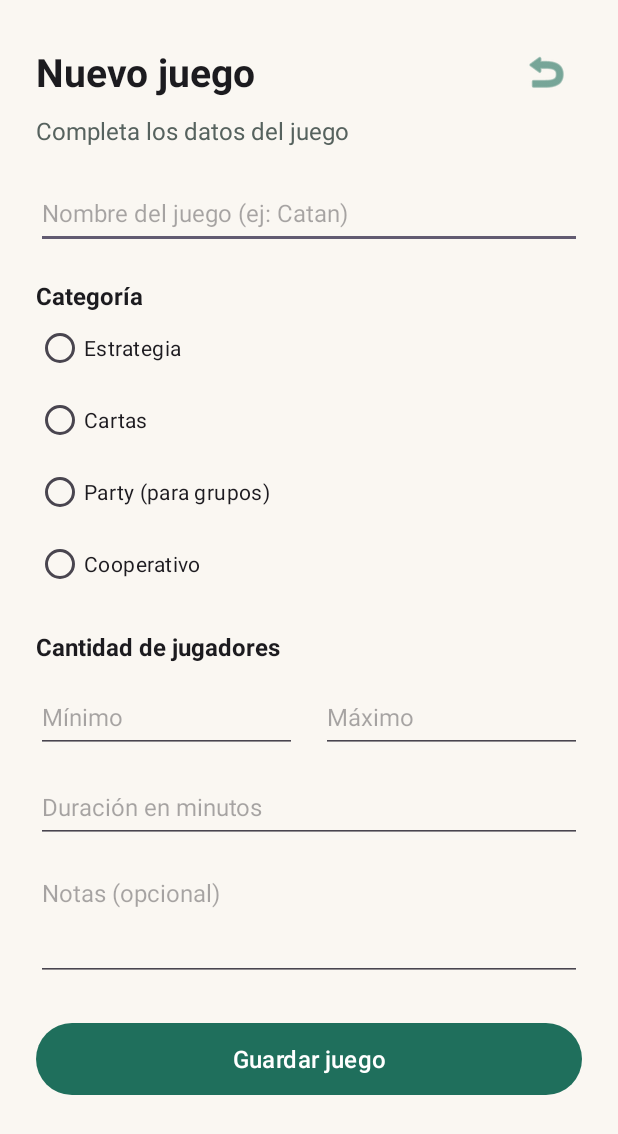
After one commit to enriquejpq/JuegosDeMesa, an Android app: the AgregarActivity screen opened directly, with no data from a screen before it, on a phone screen of 412 x 824 dp. The commit adds this screen. Shown: the top 1134 px of the screen. Run offline under Robolectric (Android 15) with nearby library versions, the phone set to English and light mode, and no system bars.

Commit message:
Pantalla para agregar juego

```diff
--- a/app/src/main/AndroidManifest.xml
+++ b/app/src/main/AndroidManifest.xml
@@ -29,6 +29,10 @@
             android:name=".ListaActivity"
             android:exported="false"
             android:windowSoftInputMode="adjustResize" />
+        <activity
+            android:name=".AgregarActivity"
+            android:exported="false"
+            android:windowSoftInputMode="adjustResize" />
     </application>
 
 </manifest>
--- /dev/null
+++ b/app/src/main/java/com/example/juegosdemesa/AgregarActivity.kt
@@ -0,0 +1,20 @@
+package com.example.juegosdemesa
+
+import android.os.Bundle
+import androidx.activity.enableEdgeToEdge
+import androidx.appcompat.app.AppCompatActivity
+import androidx.core.view.ViewCompat
+import androidx.core.view.WindowInsetsCompat
+
+class AgregarActivity : AppCompatActivity() {
+    override fun onCreate(savedInstanceState: Bundle?) {
+        super.onCreate(savedInstanceState)
+        enableEdgeToEdge()
+        setContentView(R.layout.activity_agregar)
+        ViewCompat.setOnApplyWindowInsetsListener(findViewById(R.id.main)) { v, insets ->
+            val systemBars = insets.getInsets(WindowInsetsCompat.Type.systemBars())
+            v.setPadding(systemBars.left, systemBars.top, systemBars.right, systemBars.bottom)
+            insets
+        }
+    }
+}
--- /dev/null
+++ b/app/src/main/res/layout/activity_agregar.xml
@@ -0,0 +1,171 @@
+<?xml version="1.0" encoding="utf-8"?>
+<!-- Pantalla para agregar un juego. Uso ScrollView porque el formulario es largo. -->
+<ScrollView xmlns:android="http://schemas.android.com/apk/res/android"
+    xmlns:app="http://schemas.android.com/apk/res-auto"
+    xmlns:tools="http://schemas.android.com/tools"
+    android:id="@+id/main"
+    android:layout_width="match_parent"
+    android:layout_height="match_parent"
+    tools:context=".AgregarActivity">
+
+    <!-- Contenedor vertical con el formulario -->
+    <LinearLayout
+        android:layout_width="match_parent"
+        android:layout_height="wrap_content"
+        android:orientation="vertical"
+        android:padding="24dp">
+
+        <!-- Barra con el título y el botón volver -->
+        <LinearLayout
+            android:layout_width="match_parent"
+            android:layout_height="wrap_content"
+            android:orientation="horizontal"
+            android:gravity="center_vertical">
+
+            <TextView
+                android:id="@+id/txtTituloAgregar"
+                android:layout_width="0dp"
+                android:layout_height="wrap_content"
+                android:layout_weight="1"
+                android:text="@string/agregar_titulo"
+                style="@style/EstiloTitulo" />
+
+            <ImageButton
+                android:id="@+id/btnVolverAgregar"
+                android:layout_width="48dp"
+                android:layout_height="48dp"
+                android:src="@android:drawable/ic_menu_revert"
+                android:background="@android:color/transparent"
+                app:tint="@color/primario"
+                android:contentDescription="@string/desc_btn_volver" />
+        </LinearLayout>
+
+        <!-- Subtítulo -->
+        <TextView
+            android:id="@+id/txtSubtituloAgregar"
+            android:layout_width="wrap_content"
+            android:layout_height="wrap_content"
+            android:layout_marginTop="4dp"
+            android:text="@string/agregar_subtitulo"
+            style="@style/EstiloSubtitulo" />
+
+        <!-- Campo para el nombre del juego -->
+        <EditText
+            android:id="@+id/edtNombreJuegoAgregar"
+            style="@style/EstiloCampo"
+            android:layout_width="match_parent"
+            android:layout_height="wrap_content"
+            android:layout_marginTop="20dp"
+            android:hint="@string/hint_nombre_juego"
+            android:inputType="textCapWords"
+            android:importantForAutofill="no" />
+
+        <!-- Texto de la categoría -->
+        <TextView
+            android:id="@+id/txtCategoriaAgregar"
+            style="@style/EstiloEtiqueta"
+            android:layout_width="wrap_content"
+            android:layout_height="wrap_content"
+            android:text="@string/agregar_categoria" />
+
+        <!-- Grupo de opciones: solo se puede elegir una -->
+        <RadioGroup
+            android:id="@+id/rgCategoriaAgregar"
+            android:layout_width="match_parent"
+            android:layout_height="wrap_content"
+            android:orientation="vertical">
+
+            <RadioButton
+                android:id="@+id/rbEstrategiaAgregar"
+                android:layout_width="wrap_content"
+                android:layout_height="wrap_content"
+                android:text="@string/categoria_estrategia" />
+
+            <RadioButton
+                android:id="@+id/rbCartasAgregar"
+                android:layout_width="wrap_content"
+                android:layout_height="wrap_content"
+                android:text="@string/categoria_cartas" />
+
+            <RadioButton
+                android:id="@+id/rbPartyAgregar"
+                android:layout_width="wrap_content"
+                android:layout_height="wrap_content"
+                android:text="@string/categoria_party" />
+
+            <RadioButton
+                android:id="@+id/rbCooperativoAgregar"
+                android:layout_width="wrap_content"
+                android:layout_height="wrap_content"
+                android:text="@string/categoria_cooperativo" />
+        </RadioGroup>
+
+        <!-- Texto de la cantidad de jugadores -->
+        <TextView
+            android:id="@+id/txtJugadoresAgregar"
+            style="@style/EstiloEtiqueta"
+            android:layout_width="wrap_content"
+            android:layout_height="wrap_content"
+            android:text="@string/agregar_jugadores" />
+
+        <!-- Fila con los campos mínimo y máximo (cada uno ocupa la mitad) -->
+        <LinearLayout
+            android:layout_width="match_parent"
+            android:layout_height="wrap_content"
+            android:orientation="horizontal">
+
+            <EditText
+                android:id="@+id/edtMinJugadoresAgregar"
+                style="@style/EstiloCampo"
+                android:layout_width="0dp"
+                android:layout_height="wrap_content"
+                android:layout_weight="1"
+                android:layout_marginEnd="8dp"
+                android:hint="@string/hint_min_jugadores"
+                android:inputType="number"
+                android:importantForAutofill="no" />
+
+            <EditText
+                android:id="@+id/edtMaxJugadoresAgregar"
+                style="@style/EstiloCampo"
+                android:layout_width="0dp"
+                android:layout_height="wrap_content"
+                android:layout_weight="1"
+                android:layout_marginStart="8dp"
+                android:hint="@string/hint_max_jugadores"
+                android:inputType="number"
+                android:importantForAutofill="no" />
+        </LinearLayout>
+
+        <!-- Campo para la duración (solo números) -->
+        <EditText
+            android:id="@+id/edtDuracionAgregar"
+            style="@style/EstiloCampo"
+            android:layout_width="match_parent"
+            android:layout_height="wrap_content"
+            android:hint="@string/hint_duracion"
+            android:inputType="number"
+            android:importantForAutofill="no" />
+
+        <!-- Campo para las notas (varias líneas) -->
+        <EditText
+            android:id="@+id/edtNotasAgregar"
+            style="@style/EstiloCampo"
+            android:layout_width="match_parent"
+            android:layout_height="wrap_content"
+            android:hint="@string/hint_notas"
+            android:inputType="textMultiLine"
+            android:minLines="3"
+            android:gravity="top"
+            android:importantForAutofill="no" />
+
+        <!-- Botón para guardar -->
+        <Button
+            android:id="@+id/btnGuardarAgregar"
+            style="@style/EstiloBoton"
+            android:layout_width="match_parent"
+            android:layout_height="wrap_content"
+            android:text="@string/btn_guardar" />
+
+    </LinearLayout>
+</ScrollView>
--- a/app/src/main/res/values/strings.xml
+++ b/app/src/main/res/values/strings.xml
@@ -39,4 +39,17 @@
     <string name="juego3_nombre">Uno</string>
     <string name="juego3_info">Cartas · 2 a 10 jugadores · 20 min</string>
     <string name="desc_ver_juego3">Ver detalle de Uno</string>
+
+    <!-- Agregar -->
+    <string name="agregar_titulo">Nuevo juego</string>
+    <string name="desc_btn_volver">Volver</string>
+    <string name="agregar_subtitulo">Completa los datos del juego</string>
+    <string name="hint_nombre_juego">Nombre del juego (ej: Catan)</string>
+    <string name="agregar_categoria">Categoría</string>
+    <string name="agregar_jugadores">Cantidad de jugadores</string>
+    <string name="hint_min_jugadores">Mínimo</string>
+    <string name="hint_max_jugadores">Máximo</string>
+    <string name="hint_duracion">Duración en minutos</string>
+    <string name="hint_notas">Notas (opcional)</string>
+    <string name="btn_guardar">Guardar juego</string>
 </resources>
```
